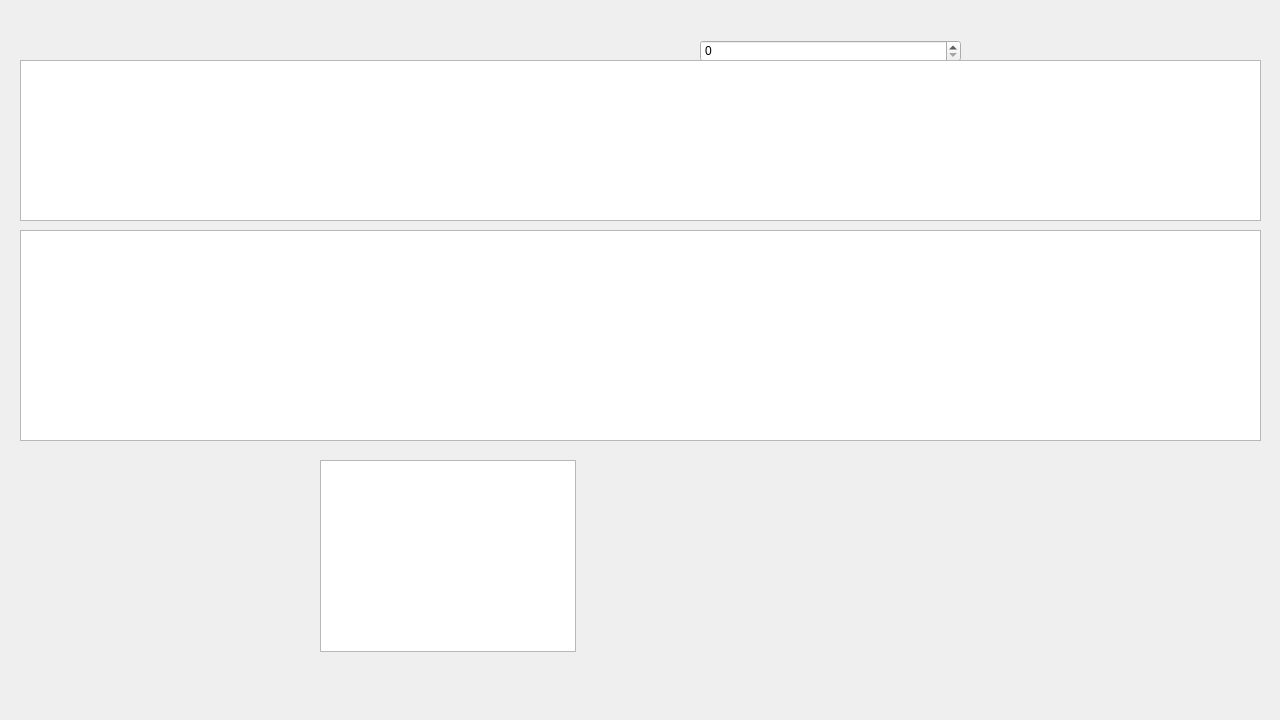
haoyi-jason/BMS_HY01_old, file stackinfo.ui: the form before one commit.
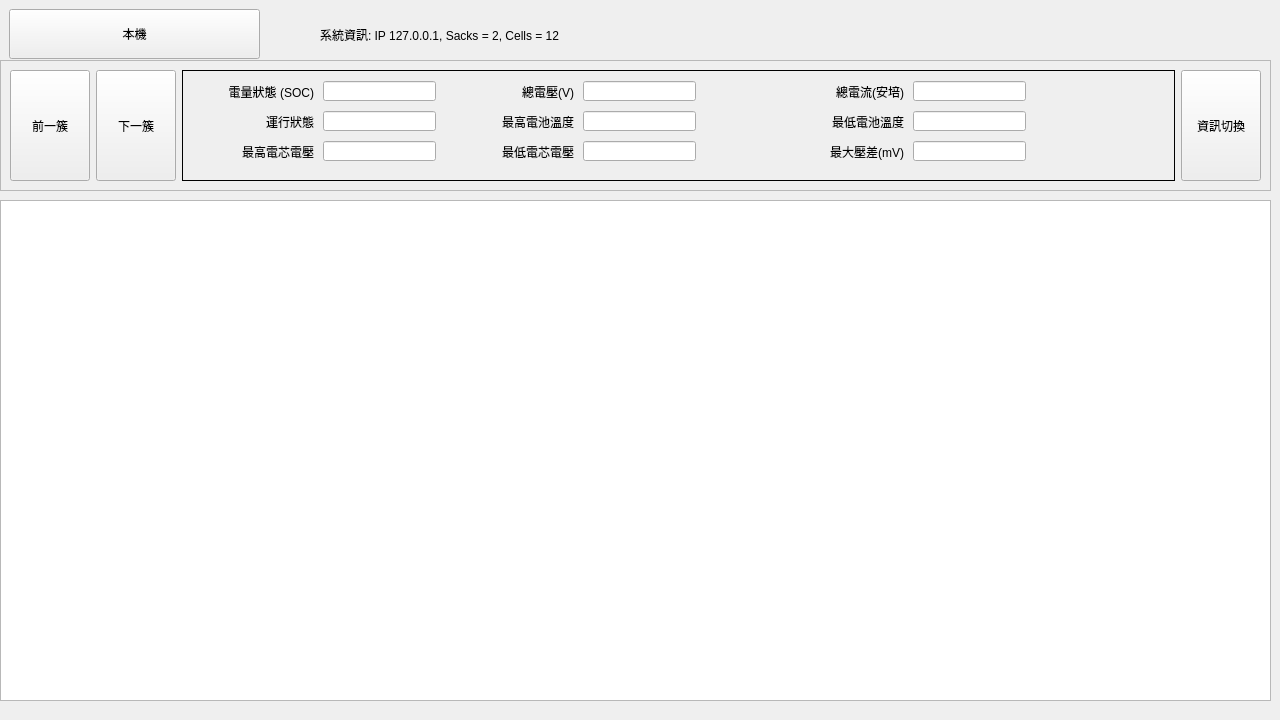
The form after the commit.

Patch:
```diff
--- a/stackinfo.ui
+++ b/stackinfo.ui
@@ -10,52 +10,461 @@
     <height>720</height>
    </rect>
   </property>
+  <property name="sizePolicy">
+   <sizepolicy hsizetype="Fixed" vsizetype="Fixed">
+    <horstretch>0</horstretch>
+    <verstretch>0</verstretch>
+   </sizepolicy>
+  </property>
   <property name="windowTitle">
    <string>Form</string>
   </property>
-  <widget class="QSpinBox" name="spinBox">
-   <property name="geometry">
-    <rect>
-     <x>700</x>
-     <y>40</y>
-     <width>261</width>
-     <height>22</height>
-    </rect>
-   </property>
-  </widget>
+  <property name="styleSheet">
+   <string notr="true"/>
+  </property>
   <widget class="QTableView" name="tableView">
    <property name="geometry">
     <rect>
-     <x>20</x>
-     <y>230</y>
-     <width>1241</width>
-     <height>211</height>
+     <x>0</x>
+     <y>200</y>
+     <width>1271</width>
+     <height>501</height>
     </rect>
    </property>
-  </widget>
-  <widget class="QGraphicsView" name="graphicsView">
-   <property name="geometry">
-    <rect>
-     <x>320</x>
-     <y>460</y>
-     <width>256</width>
-     <height>192</height>
-    </rect>
+   <property name="styleSheet">
+    <string notr="true"/>
+   </property>
+   <property name="wordWrap">
+    <bool>false</bool>
    </property>
   </widget>
   <widget class="QTableView" name="tableView_2">
    <property name="geometry">
     <rect>
-     <x>20</x>
-     <y>60</y>
-     <width>1241</width>
-     <height>161</height>
+     <x>10</x>
+     <y>210</y>
+     <width>256</width>
+     <height>101</height>
     </rect>
    </property>
+   <property name="sizePolicy">
+    <sizepolicy hsizetype="Expanding" vsizetype="Fixed">
+     <horstretch>0</horstretch>
+     <verstretch>0</verstretch>
+    </sizepolicy>
+   </property>
    <property name="selectionBehavior">
     <enum>QAbstractItemView::SelectRows</enum>
    </property>
   </widget>
+  <widget class="QPushButton" name="pbSystemNavi">
+   <property name="geometry">
+    <rect>
+     <x>9</x>
+     <y>9</y>
+     <width>251</width>
+     <height>50</height>
+    </rect>
+   </property>
+   <property name="minimumSize">
+    <size>
+     <width>0</width>
+     <height>50</height>
+    </size>
+   </property>
+   <property name="text">
+    <string>本機</string>
+   </property>
+  </widget>
+  <widget class="QFrame" name="frame">
+   <property name="geometry">
+    <rect>
+     <x>300</x>
+     <y>9</y>
+     <width>971</width>
+     <height>50</height>
+    </rect>
+   </property>
+   <property name="frameShape">
+    <enum>QFrame::NoFrame</enum>
+   </property>
+   <property name="frameShadow">
+    <enum>QFrame::Plain</enum>
+   </property>
+   <widget class="QLabel" name="lbInfo">
+    <property name="geometry">
+     <rect>
+      <x>20</x>
+      <y>10</y>
+      <width>501</width>
+      <height>31</height>
+     </rect>
+    </property>
+    <property name="text">
+     <string>系統資訊: IP 127.0.0.1, Sacks = 2, Cells = 12</string>
+    </property>
+   </widget>
+  </widget>
+  <widget class="QFrame" name="frame_2">
+   <property name="geometry">
+    <rect>
+     <x>0</x>
+     <y>60</y>
+     <width>1271</width>
+     <height>131</height>
+    </rect>
+   </property>
+   <property name="frameShape">
+    <enum>QFrame::StyledPanel</enum>
+   </property>
+   <property name="frameShadow">
+    <enum>QFrame::Sunken</enum>
+   </property>
+   <layout class="QHBoxLayout" name="horizontalLayout">
+    <item>
+     <widget class="QPushButton" name="pbPreviousStack">
+      <property name="sizePolicy">
+       <sizepolicy hsizetype="Minimum" vsizetype="Expanding">
+        <horstretch>0</horstretch>
+        <verstretch>0</verstretch>
+       </sizepolicy>
+      </property>
+      <property name="text">
+       <string>前一簇</string>
+      </property>
+     </widget>
+    </item>
+    <item>
+     <widget class="QPushButton" name="pbNextStack">
+      <property name="sizePolicy">
+       <sizepolicy hsizetype="Minimum" vsizetype="Expanding">
+        <horstretch>0</horstretch>
+        <verstretch>0</verstretch>
+       </sizepolicy>
+      </property>
+      <property name="styleSheet">
+       <string notr="true"/>
+      </property>
+      <property name="text">
+       <string>下一簇</string>
+      </property>
+      <property name="autoDefault">
+       <bool>false</bool>
+      </property>
+      <property name="default">
+       <bool>false</bool>
+      </property>
+      <property name="flat">
+       <bool>false</bool>
+      </property>
+     </widget>
+    </item>
+    <item>
+     <widget class="QStackedWidget" name="stackedWidget">
+      <property name="frameShape">
+       <enum>QFrame::Box</enum>
+      </property>
+      <property name="currentIndex">
+       <number>0</number>
+      </property>
+      <widget class="QWidget" name="page">
+       <widget class="QLabel" name="label">
+        <property name="geometry">
+         <rect>
+          <x>30</x>
+          <y>10</y>
+          <width>101</width>
+          <height>21</height>
+         </rect>
+        </property>
+        <property name="text">
+         <string>電量狀態 (SOC)</string>
+        </property>
+        <property name="alignment">
+         <set>Qt::AlignRight|Qt::AlignTrailing|Qt::AlignVCenter</set>
+        </property>
+       </widget>
+       <widget class="QLineEdit" name="leSOC">
+        <property name="geometry">
+         <rect>
+          <x>140</x>
+          <y>10</y>
+          <width>113</width>
+          <height>20</height>
+         </rect>
+        </property>
+        <property name="alignment">
+         <set>Qt::AlignRight|Qt::AlignTrailing|Qt::AlignVCenter</set>
+        </property>
+       </widget>
+       <widget class="QLabel" name="label_2">
+        <property name="geometry">
+         <rect>
+          <x>30</x>
+          <y>40</y>
+          <width>101</width>
+          <height>21</height>
+         </rect>
+        </property>
+        <property name="text">
+         <string>運行狀態</string>
+        </property>
+        <property name="alignment">
+         <set>Qt::AlignRight|Qt::AlignTrailing|Qt::AlignVCenter</set>
+        </property>
+       </widget>
+       <widget class="QLineEdit" name="leState">
+        <property name="geometry">
+         <rect>
+          <x>140</x>
+          <y>40</y>
+          <width>113</width>
+          <height>20</height>
+         </rect>
+        </property>
+        <property name="alignment">
+         <set>Qt::AlignRight|Qt::AlignTrailing|Qt::AlignVCenter</set>
+        </property>
+       </widget>
+       <widget class="QLabel" name="label_3">
+        <property name="geometry">
+         <rect>
+          <x>30</x>
+          <y>70</y>
+          <width>101</width>
+          <height>21</height>
+         </rect>
+        </property>
+        <property name="text">
+         <string>最高電芯電壓</string>
+        </property>
+        <property name="alignment">
+         <set>Qt::AlignRight|Qt::AlignTrailing|Qt::AlignVCenter</set>
+        </property>
+       </widget>
+       <widget class="QLineEdit" name="leMaxCellVoltage">
+        <property name="geometry">
+         <rect>
+          <x>140</x>
+          <y>70</y>
+          <width>113</width>
+          <height>20</height>
+         </rect>
+        </property>
+        <property name="alignment">
+         <set>Qt::AlignRight|Qt::AlignTrailing|Qt::AlignVCenter</set>
+        </property>
+       </widget>
+       <widget class="QLabel" name="label_4">
+        <property name="geometry">
+         <rect>
+          <x>290</x>
+          <y>10</y>
+          <width>101</width>
+          <height>21</height>
+         </rect>
+        </property>
+        <property name="text">
+         <string>總電壓(V)</string>
+        </property>
+        <property name="alignment">
+         <set>Qt::AlignRight|Qt::AlignTrailing|Qt::AlignVCenter</set>
+        </property>
+       </widget>
+       <widget class="QLineEdit" name="leTotalVoltage">
+        <property name="geometry">
+         <rect>
+          <x>400</x>
+          <y>10</y>
+          <width>113</width>
+          <height>20</height>
+         </rect>
+        </property>
+        <property name="alignment">
+         <set>Qt::AlignRight|Qt::AlignTrailing|Qt::AlignVCenter</set>
+        </property>
+       </widget>
+       <widget class="QLabel" name="label_5">
+        <property name="geometry">
+         <rect>
+          <x>290</x>
+          <y>70</y>
+          <width>101</width>
+          <height>21</height>
+         </rect>
+        </property>
+        <property name="text">
+         <string>最低電芯電壓</string>
+        </property>
+        <property name="alignment">
+         <set>Qt::AlignRight|Qt::AlignTrailing|Qt::AlignVCenter</set>
+        </property>
+       </widget>
+       <widget class="QLineEdit" name="le_minVoltage">
+        <property name="geometry">
+         <rect>
+          <x>400</x>
+          <y>70</y>
+          <width>113</width>
+          <height>20</height>
+         </rect>
+        </property>
+        <property name="alignment">
+         <set>Qt::AlignRight|Qt::AlignTrailing|Qt::AlignVCenter</set>
+        </property>
+       </widget>
+       <widget class="QLabel" name="label_6">
+        <property name="geometry">
+         <rect>
+          <x>290</x>
+          <y>40</y>
+          <width>101</width>
+          <height>21</height>
+         </rect>
+        </property>
+        <property name="text">
+         <string>最高電池溫度</string>
+        </property>
+        <property name="alignment">
+         <set>Qt::AlignRight|Qt::AlignTrailing|Qt::AlignVCenter</set>
+        </property>
+       </widget>
+       <widget class="QLineEdit" name="le_maxTemp">
+        <property name="geometry">
+         <rect>
+          <x>400</x>
+          <y>40</y>
+          <width>113</width>
+          <height>20</height>
+         </rect>
+        </property>
+        <property name="alignment">
+         <set>Qt::AlignRight|Qt::AlignTrailing|Qt::AlignVCenter</set>
+        </property>
+       </widget>
+       <widget class="QLabel" name="label_7">
+        <property name="geometry">
+         <rect>
+          <x>620</x>
+          <y>10</y>
+          <width>101</width>
+          <height>21</height>
+         </rect>
+        </property>
+        <property name="text">
+         <string>總電流(安培)</string>
+        </property>
+        <property name="alignment">
+         <set>Qt::AlignRight|Qt::AlignTrailing|Qt::AlignVCenter</set>
+        </property>
+       </widget>
+       <widget class="QLineEdit" name="le_current">
+        <property name="geometry">
+         <rect>
+          <x>730</x>
+          <y>10</y>
+          <width>113</width>
+          <height>20</height>
+         </rect>
+        </property>
+        <property name="alignment">
+         <set>Qt::AlignRight|Qt::AlignTrailing|Qt::AlignVCenter</set>
+        </property>
+       </widget>
+       <widget class="QLabel" name="label_8">
+        <property name="geometry">
+         <rect>
+          <x>620</x>
+          <y>40</y>
+          <width>101</width>
+          <height>21</height>
+         </rect>
+        </property>
+        <property name="text">
+         <string>最低電池溫度</string>
+        </property>
+        <property name="alignment">
+         <set>Qt::AlignRight|Qt::AlignTrailing|Qt::AlignVCenter</set>
+        </property>
+       </widget>
+       <widget class="QLineEdit" name="le_minTemp">
+        <property name="geometry">
+         <rect>
+          <x>730</x>
+          <y>40</y>
+          <width>113</width>
+          <height>20</height>
+         </rect>
+        </property>
+        <property name="alignment">
+         <set>Qt::AlignRight|Qt::AlignTrailing|Qt::AlignVCenter</set>
+        </property>
+       </widget>
+       <widget class="QLabel" name="label_9">
+        <property name="geometry">
+         <rect>
+          <x>620</x>
+          <y>70</y>
+          <width>101</width>
+          <height>21</height>
+         </rect>
+        </property>
+        <property name="text">
+         <string>最大壓差(mV)</string>
+        </property>
+        <property name="alignment">
+         <set>Qt::AlignRight|Qt::AlignTrailing|Qt::AlignVCenter</set>
+        </property>
+       </widget>
+       <widget class="QLineEdit" name="le_maxDiff">
+        <property name="geometry">
+         <rect>
+          <x>730</x>
+          <y>70</y>
+          <width>113</width>
+          <height>20</height>
+         </rect>
+        </property>
+        <property name="alignment">
+         <set>Qt::AlignRight|Qt::AlignTrailing|Qt::AlignVCenter</set>
+        </property>
+       </widget>
+      </widget>
+      <widget class="QWidget" name="page_2"/>
+     </widget>
+    </item>
+    <item>
+     <widget class="QPushButton" name="pbNextStack_2">
+      <property name="sizePolicy">
+       <sizepolicy hsizetype="Minimum" vsizetype="Expanding">
+        <horstretch>0</horstretch>
+        <verstretch>0</verstretch>
+       </sizepolicy>
+      </property>
+      <property name="styleSheet">
+       <string notr="true"/>
+      </property>
+      <property name="text">
+       <string>資訊切換</string>
+      </property>
+      <property name="autoDefault">
+       <bool>false</bool>
+      </property>
+      <property name="default">
+       <bool>false</bool>
+      </property>
+      <property name="flat">
+       <bool>false</bool>
+      </property>
+     </widget>
+    </item>
+   </layout>
+  </widget>
+  <zorder>tableView_2</zorder>
+  <zorder>tableView</zorder>
+  <zorder>pbSystemNavi</zorder>
+  <zorder>frame</zorder>
+  <zorder>frame_2</zorder>
  </widget>
  <resources/>
  <connections/>
```
